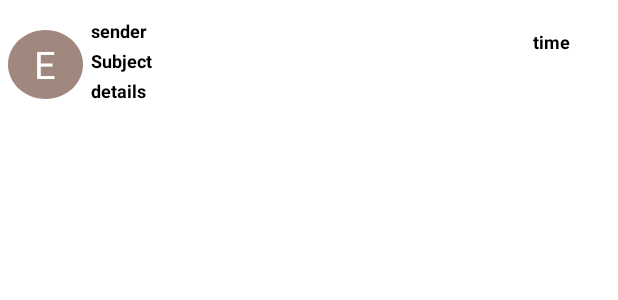
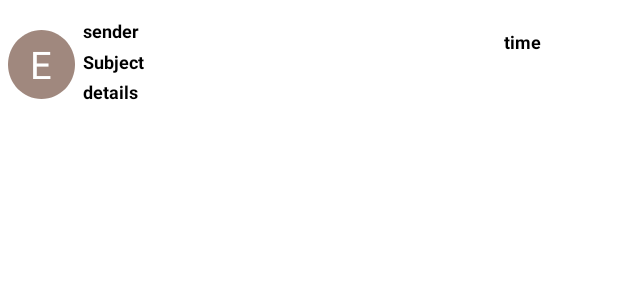
Before and after one commit to EynavP/SimpleEmail, an Android app: the layout mail_object.xml on its own in the app's theme, with its tools: preview values and no code run, on a phone screen of 412 x 824 dp. Shown: the top 300 px of the screen. Run offline under Robolectric (Android 15) with nearby library versions, the phone set to English and light mode, and no system bars.

```diff
--- a/SimpleEmail/app/src/main/java/com/example/simpleemail/Mail.java
+++ b/SimpleEmail/app/src/main/java/com/example/simpleemail/Mail.java
@@ -19,7 +19,7 @@ public class Mail implements Serializable {
         this.mail_title = mail_title;
         this.first_letter = sender.charAt(0)+"";
         this.sender = sender;
-        this.time = new SimpleDateFormat("yyyyMMdd_HHmmss").format(Calendar.getInstance().getTime());
+        this.time = new SimpleDateFormat("dd/MM/yyyy").format(Calendar.getInstance().getTime());
         this.content = content;
     }
 
--- a/SimpleEmail/app/src/main/java/com/example/simpleemail/MailAdpater.java
+++ b/SimpleEmail/app/src/main/java/com/example/simpleemail/MailAdpater.java
@@ -1,6 +1,7 @@
 package com.example.simpleemail;
 
 import android.content.Context;
+import android.content.Intent;
 import android.view.LayoutInflater;
 import android.view.View;
 import android.view.ViewGroup;
@@ -69,6 +70,7 @@ public class MailAdpater extends RecyclerView.Adapter<MailAdpater.ViewHolder> {
                     int position= getAdapterPosition();
                     if(position!=RecyclerView.NO_POSITION){
                         clickInterface.OnItemClick(position);
+                        Intent intent=new Intent()
                     }
                 }
             });
--- a/SimpleEmail/app/src/main/res/layout/mail_object.xml
+++ b/SimpleEmail/app/src/main/res/layout/mail_object.xml
@@ -44,7 +44,7 @@
                 android:layout_width="224dp"
                 android:layout_height="20dp"
                 android:layout_marginTop="12dp"
-                android:layout_weight="1"
+                android:layout_weight="2"
                 android:gravity="top"
                 android:text="@string/sender"
                 android:textColor="@color/black"
@@ -76,7 +76,7 @@
 
         <TextView
             android:id="@+id/time_value"
-            android:layout_width="58dp"
+            android:layout_width="80dp"
             android:layout_height="wrap_content"
             android:layout_weight="1"
             android:text="@string/time"
```
